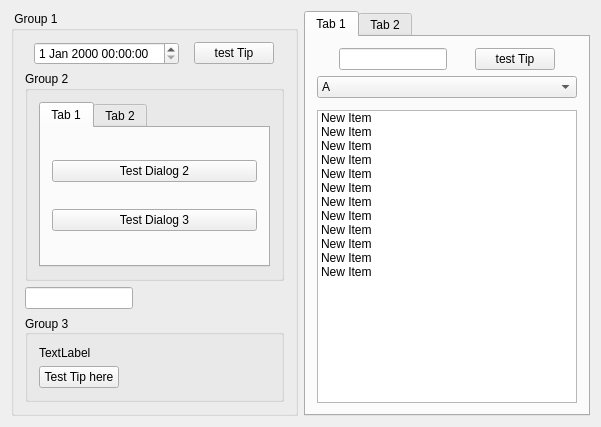
miguelchavez/mibitWidgets, file demo/mainview.ui: the form before one commit.
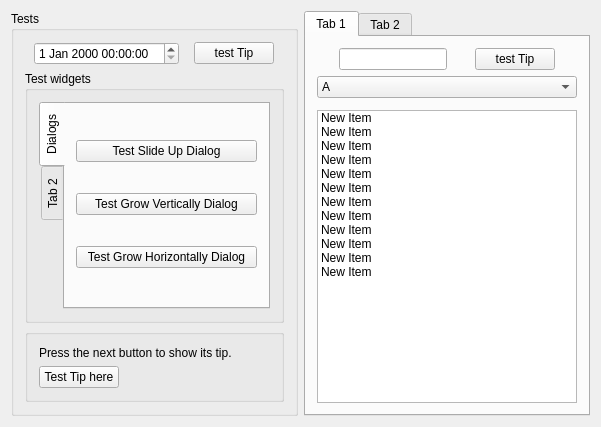
The form after the commit.

Commit message: Updated UI file, just added text descriptions

What changed in the file:
```diff
--- a/demo/mainview.ui
+++ b/demo/mainview.ui
@@ -17,7 +17,7 @@
    <item>
     <widget class="QGroupBox" name="group1">
      <property name="title">
-      <string> Group 1</string>
+      <string>Tests</string>
      </property>
      <layout class="QVBoxLayout" name="verticalLayout_2">
       <item>
@@ -50,30 +50,40 @@
       <item>
        <widget class="QGroupBox" name="group2">
         <property name="title">
-         <string>Group 2</string>
+         <string>Test widgets</string>
         </property>
         <layout class="QVBoxLayout" name="verticalLayout">
          <item>
           <widget class="QTabWidget" name="tabWidget">
+           <property name="tabPosition">
+            <enum>QTabWidget::West</enum>
+           </property>
            <property name="currentIndex">
             <number>0</number>
            </property>
            <widget class="QWidget" name="tab1">
             <attribute name="title">
-             <string>Tab 1</string>
+             <string>Dialogs</string>
             </attribute>
             <layout class="QVBoxLayout" name="verticalLayout_4">
              <item>
               <widget class="QPushButton" name="btnDialog2">
                <property name="text">
-                <string>Test Dialog 2</string>
+                <string>Test Slide Up Dialog</string>
                </property>
               </widget>
              </item>
              <item>
               <widget class="QPushButton" name="btnDialog3">
                <property name="text">
-                <string>Test Dialog 3</string>
+                <string>Test Grow Vertically Dialog</string>
+               </property>
+              </widget>
+             </item>
+             <item>
+              <widget class="QPushButton" name="btnDialog4">
+               <property name="text">
+                <string>Test Grow Horizontally Dialog</string>
                </property>
               </widget>
              </item>
@@ -89,20 +99,10 @@
         </layout>
        </widget>
       </item>
-      <item>
-       <widget class="QLineEdit" name="edit2">
-        <property name="sizePolicy">
-         <sizepolicy hsizetype="Maximum" vsizetype="Fixed">
-          <horstretch>0</horstretch>
-          <verstretch>0</verstretch>
-         </sizepolicy>
-        </property>
-       </widget>
-      </item>
       <item>
        <widget class="QGroupBox" name="group3">
         <property name="title">
-         <string>Group 3</string>
+         <string/>
         </property>
         <property name="alignment">
          <set>Qt::AlignJustify|Qt::AlignVCenter</set>
@@ -111,7 +111,7 @@
          <item>
           <widget class="QLabel" name="label_2">
            <property name="text">
-            <string>TextLabel</string>
+            <string>Press the next button to show its tip.</string>
            </property>
           </widget>
          </item>
```
Left out of the diff: 4 changed lines with no effect on the pictures.
